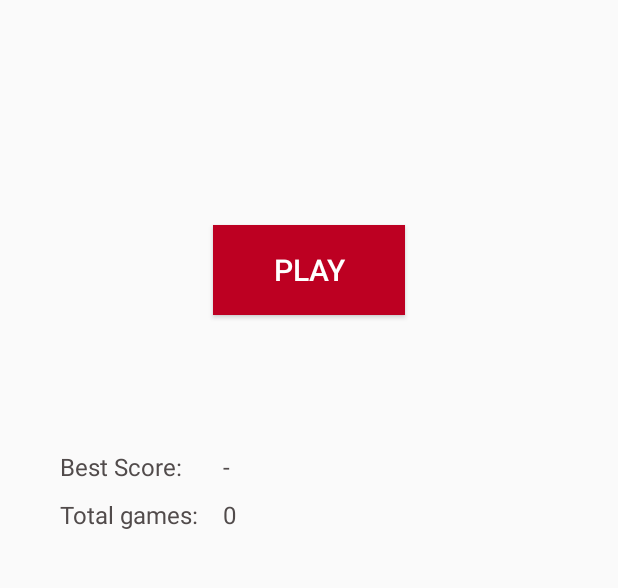
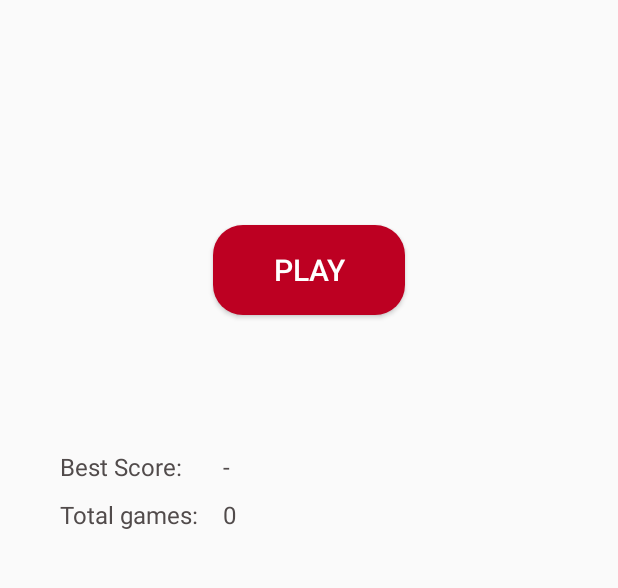
Before and after one commit to HarrisonTheG/AndroidMemoryGameApp, an Android app: the screen it shows after launch (HomeActivity), on a phone screen of 412 x 824 dp, the part 401-989 px from its top. Run offline under Robolectric (Android 15) with nearby library versions, the phone set to English and light mode, and no system bars; libraries missing offline, so code that uses them is left out: com.wajahatkarim3.easyflipview; plain views replace EasyFlipView; 3 statements that could not run were skipped.

Commit message:
Clean up unused images and minor design change

```diff
--- a/app/src/main/res/layout/activity_home.xml
+++ b/app/src/main/res/layout/activity_home.xml
@@ -57,7 +57,7 @@
     //Play button
     <Button
         android:id="@+id/play"
-        android:background="#BD0022"
+        android:background="@drawable/roundedbox"
         android:textColor="@color/white"
         android:textSize="20dp"
         android:layout_width="128dp"
--- a/app/src/main/res/values/strings.xml
+++ b/app/src/main/res/values/strings.xml
@@ -7,5 +7,5 @@
     <string name="won">You win!</string>
     <string name="restart">Restart</string>
     <string name="new_game">Home</string>
-    <string name="completed_game">You completed the game in</string>
+    <string name="completed_game">You scored</string>
 </resources>
```
Also changed, not shown: app/src/main/java/iss/project/t11memorygame/Adapter/SearchImageAdapterV2.java (+0 -5 lines), app/src/main/res/drawable-v24/cbr1000rr.jpg (deleted), app/src/main/res/drawable-v24/gs1200.jpg (deleted), app/src/main/res/drawable-v24/hidden2.png (deleted), app/src/main/res/drawable-v24/r1.png (deleted), app/src/main/res/drawable-v24/r15.png (deleted), app/src/main/res/drawable-v24/r3.png (deleted), app/src/main/res/drawable-v24/s1000rr.jpg (deleted), app/src/main/res/drawable-v24/v2.png (deleted), 1 other file.
